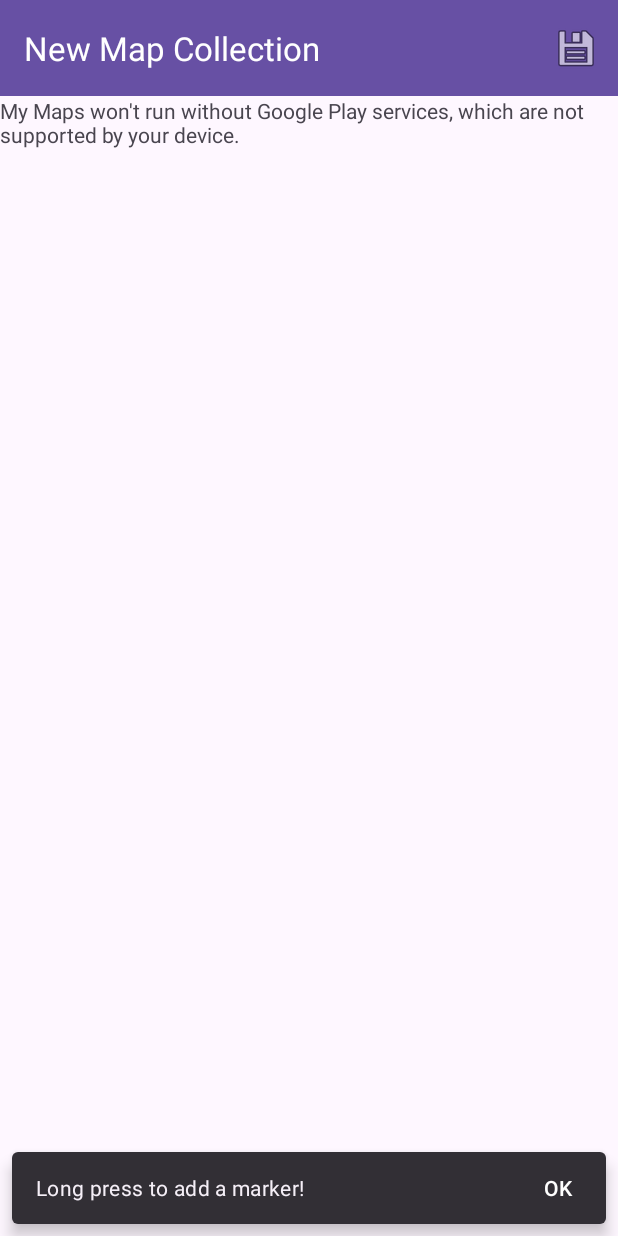
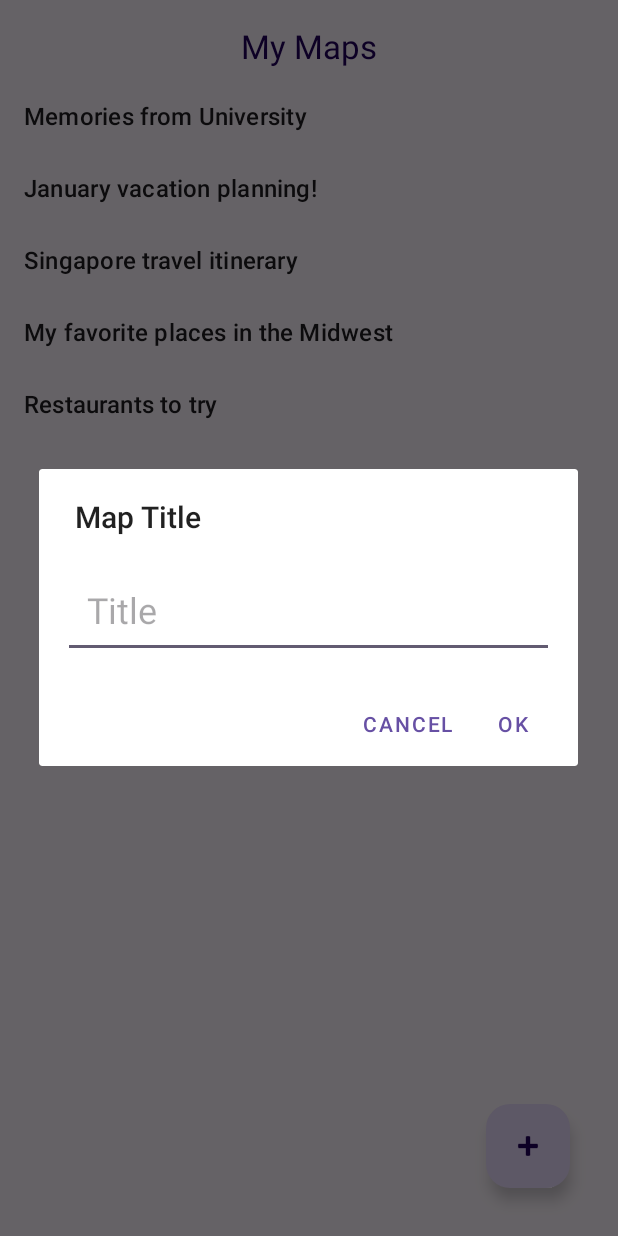
Before and after one commit to jefaw/MyMaps, an Android app: the screen it shows after launch (CreateMapActivity before the commit, MainActivity after it), after a tap on an icon or button, on a phone screen of 412 x 824 dp. Run offline under Robolectric (Android 15) with nearby library versions, the phone set to English and light mode, and no system bars.

Commit message:
Can create new map collection (not persistent)
Introduces a custom dialog for entering map titles before creating a new map. The map title is now passed to CreateMapActivity and displayed in the toolbar. Also updates RecyclerView to handle dynamic addition of new maps and sets a default camera position in CreateMapActivity.

```diff
--- a/app/src/main/java/com/example/mymaps/CreateMapActivity.kt
+++ b/app/src/main/java/com/example/mymaps/CreateMapActivity.kt
@@ -39,7 +39,7 @@ class CreateMapActivity : AppCompatActivity(), OnMapReadyCallback {
         binding = ActivityCreateMapBinding.inflate(layoutInflater)
         setContentView(binding.root)
         setSupportActionBar(binding.toolbar)
-        supportActionBar?.title = "New Map Collection"
+        supportActionBar?.title = intent.getStringExtra(EXTRA_MAP_TITLE)
 
         // Obtain the SupportMapFragment and get notified when the map is ready to be used.
         val mapFragment = supportFragmentManager
@@ -114,8 +114,10 @@ class CreateMapActivity : AppCompatActivity(), OnMapReadyCallback {
             markers.remove(markerToDelete)
             markerToDelete.remove() //delete from map
         }
-        // Add a marker in Sydney and move the camera
-//        mMap.moveCamera(CameraUpdateFactory.newLatLng(sydney))
+        // default camera
+        val london = LatLng(41.5, 0.12)
+//        mMap.addMarker(MarkerOptions().position(sydney).title("Marker in Sydney"))
+        mMap.moveCamera(CameraUpdateFactory.newLatLngZoom(london, 1.5f))
     }
     private fun showAlertDialog(latLng: LatLng) {
         val placeFormView = LayoutInflater.from(this).inflate(R.layout.dialog_create_place, null)
--- a/app/src/main/java/com/example/mymaps/MainActivity.kt
+++ b/app/src/main/java/com/example/mymaps/MainActivity.kt
@@ -1,8 +1,13 @@
 package com.example.mymaps
 
+import android.app.AlertDialog
+import android.content.DialogInterface
 import android.content.Intent
 import android.os.Build
 import android.os.Bundle
+import android.view.LayoutInflater
+import android.widget.EditText
+import android.widget.Toast
 import androidx.activity.enableEdgeToEdge
 import androidx.activity.result.ActivityResult
 import androidx.activity.result.ActivityResultLauncher
@@ -15,6 +20,7 @@ import androidx.recyclerview.widget.LinearLayoutManager
 import androidx.recyclerview.widget.RecyclerView
 import com.example.mymaps.models.Place
 import com.example.mymaps.models.UserMap
+import com.google.android.gms.maps.model.LatLng
 import com.google.android.material.floatingactionbutton.FloatingActionButton
 
 
@@ -27,6 +33,8 @@ class MainActivity : AppCompatActivity() {
 
     private lateinit var createMapLauncher: ActivityResultLauncher<Intent>
 
+    private lateinit var userMaps: MutableList<UserMap>
+    private lateinit var mapAdapter: MapsAdapter
 
     @RequiresApi(Build.VERSION_CODES.TIRAMISU)
     override fun onCreate(savedInstanceState: Bundle?) {
@@ -40,23 +48,25 @@ class MainActivity : AppCompatActivity() {
         }
 
 
-        val userMapsSample = generateSampleData()
+        userMaps = generateSampleData().toMutableList()
         rvMaps = findViewById(R.id.rvMaps)
         // Set up the RecyclerView layout manager
         rvMaps.layoutManager = LinearLayoutManager(this)
         // and adapter
-        rvMaps.adapter = MapsAdapter(this, userMapsSample, object: MapsAdapter.OnClickListener{
+        mapAdapter = MapsAdapter(this, userMaps, object: MapsAdapter.OnClickListener{
             override fun onItemClick(position: Int) {
                 println("tapped on position $position")
                 // when user taps on view in RV, navigate to new activity with intent
                 val intent = Intent(this@MainActivity, DisplayMapActivity::class.java)
 
-                intent.putExtra(EXTRA_USER_MAP, userMapsSample[position])
+                intent.putExtra(EXTRA_USER_MAP, userMaps[position])
                 startActivity(intent)
 
             }
 
         })
+        rvMaps.adapter = mapAdapter
+
         createMapLauncher =
             registerForActivityResult(ActivityResultContracts.StartActivityForResult()) { result: ActivityResult ->
                 if (result.resultCode == RESULT_OK) {
@@ -67,7 +77,11 @@ class MainActivity : AppCompatActivity() {
                         // For example, if you expect a UserMap back:
                          val userMap = data.getSerializableExtra("EXTRA_USER_MAP") as UserMap
                         // Or if you expect something else based on your CreateMapActivity result
-                        println("Received UserMap: ${userMap.title}")
+//                        println("Received UserMap: ${userMap.title}")
+                        this@MainActivity.userMaps.add(userMap)
+
+                        //notify adapter
+                        mapAdapter.notifyItemInserted(this@MainActivity.userMaps.size - 1)
                     }
                 }else {
                     // Handle cases where the activity finished with a different result code
@@ -77,12 +91,36 @@ class MainActivity : AppCompatActivity() {
 
         fabCreateMap= findViewById(R.id.fabCreateMap)
         fabCreateMap.setOnClickListener {
-            println("tapped on FAB")
-            val intent = Intent(this@MainActivity, CreateMapActivity::class.java)
-            intent.putExtra(EXTRA_MAP_TITLE, "new map name (temp)")
-            createMapLauncher.launch(intent)
+//            println("tapped on FAB")
+            showAlertDialog()
+
         }
     }
+
+    private fun showAlertDialog() {
+        val mapFormView = LayoutInflater.from(this).inflate(R.layout.dialog_create_map, null)
+        val dialog = AlertDialog.Builder(this).setTitle("Map Title")
+            .setView(mapFormView)
+            .setNegativeButton("Cancel", null)
+            .setPositiveButton("OK", null).show()
+
+        dialog.getButton(DialogInterface.BUTTON_POSITIVE).setOnClickListener {
+            val title = mapFormView.findViewById<EditText>(R.id.etTitle).text.toString()
+            if (title.trim().isEmpty()) {
+                Toast.makeText(this, "Map must have a non-empty title", Toast.LENGTH_LONG).show()
+                return@setOnClickListener // Keep the dialog open if validation fails
+            }
+
+            // go to create map activity
+            val intent = Intent(this@MainActivity, CreateMapActivity::class.java)
+            intent.putExtra(EXTRA_MAP_TITLE, title)
+            createMapLauncher.launch(intent)
+            dialog.dismiss()
+        }
+
+    }
+
+
     private fun generateSampleData(): List<UserMap> {
         return listOf(
             UserMap(
--- /dev/null
+++ b/app/src/main/res/layout/dialog_create_map.xml
@@ -0,0 +1,17 @@
+<?xml version="1.0" encoding="utf-8"?>
+<LinearLayout xmlns:android="http://schemas.android.com/apk/res/android"
+    android:layout_width="match_parent"
+    android:layout_height="match_parent"
+    android:orientation="vertical"
+    android:padding="16dp">
+
+    <EditText
+        android:id="@+id/etTitle"
+        android:layout_width="match_parent"
+        android:layout_height="wrap_content"
+        android:ems="10"
+        android:hint="Title"
+        android:inputType="text"
+        android:padding="16dp"
+        android:textSize="24sp" />
+</LinearLayout>
```
